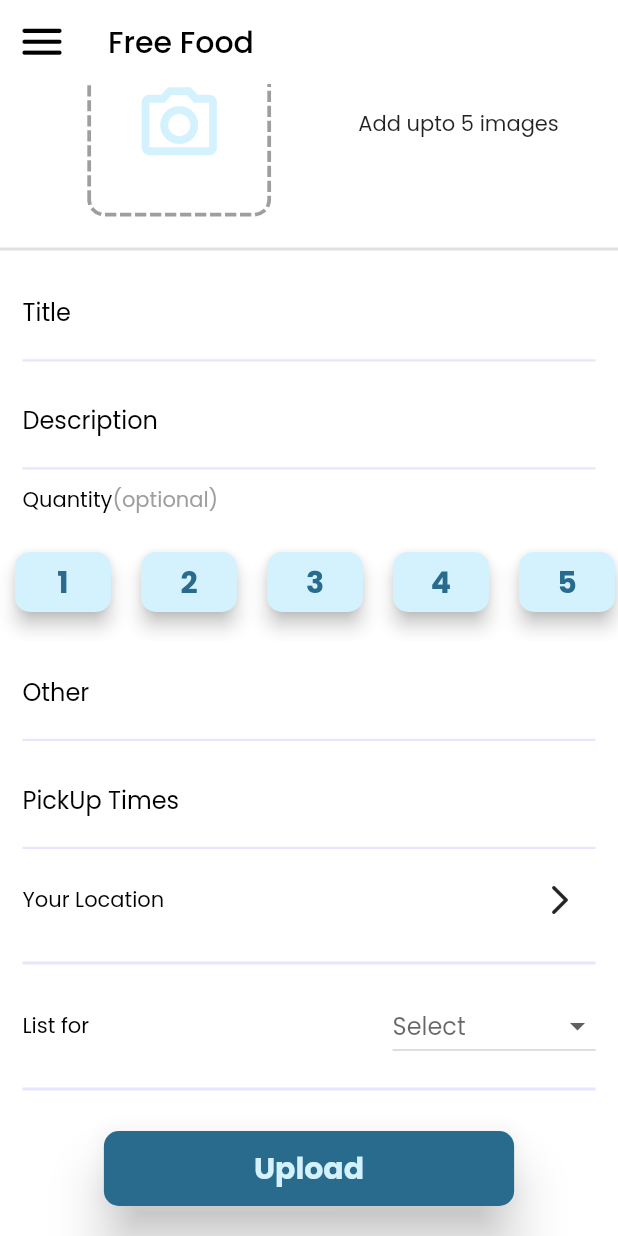
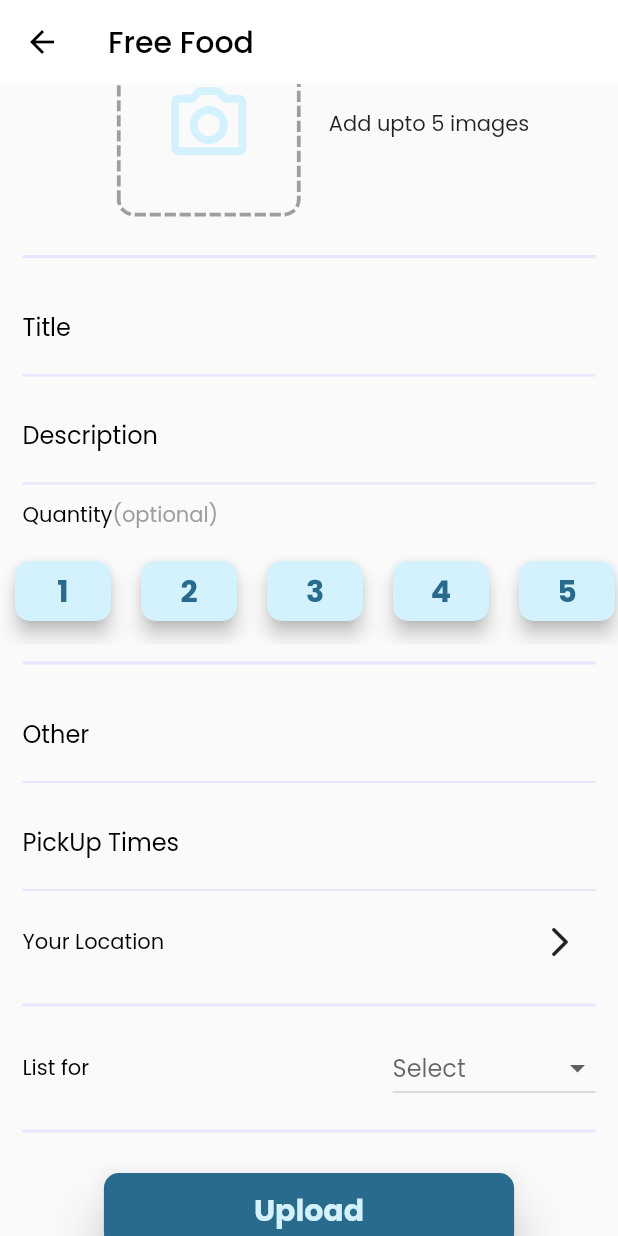
Before and after one commit to hashanranasinghe/food-care-app, a Flutter app: the AddFoodPostScreen screen opened directly, scrolled down 48 dp, on a phone screen of 412 x 824 dp. Run offline on Flutter 3.47's test engine with Material 2 defaults, Android fonts, the phone set to English and light mode, and no system bars; our stand-ins replace awesome_dialog, curved_navigation_bar, expandable_text, flutter_secure_storage, image_picker, path_drawing; accounts and stored records are empty.

Commit message:
food post create

```diff
--- a/lib/screens/add_food_post_screen.dart
+++ b/lib/screens/add_food_post_screen.dart
@@ -1,16 +1,24 @@
+
+
 import 'package:flutter/material.dart';
+import 'package:food_care/services/navigations.dart';
+
 
 import 'package:food_care/view%20models/food%20post%20view/food_post_add_view_model.dart';
 import 'package:food_care/view%20models/food%20post%20view/food_post_list_view_model.dart';
+import 'package:food_care/view%20models/userViewModel.dart';
 
-import 'package:food_care/widgets/app_bar.dart';
-import 'package:food_care/widgets/dash_line.dart';
+
+import 'package:food_care/widgets/divider.dart';
+import 'package:food_care/widgets/quantity_row.dart';
 import 'package:image_picker/image_picker.dart';
 import 'package:provider/provider.dart';
 
+import '../models/foodPostModel.dart';
 import '../services/validate_handeler.dart';
 import '../widgets/Gtextformfiled.dart';
 import '../widgets/buttons.dart';
+import '../widgets/show_images.dart';
 
 class AddFoodPostScreen extends StatefulWidget {
   const AddFoodPostScreen({Key? key}) : super(key: key);
@@ -37,7 +45,7 @@ class _AddFoodPostScreenState extends State<AddFoodPostScreen> {
   String description = "";
   String other = "";
   String pickUpTimes = "";
-  String imagePath = "";
+  List<String> imagePaths = [];
 
   TextEditingController titleController = TextEditingController();
   TextEditingController descriptionController = TextEditingController();
@@ -45,7 +53,7 @@ class _AddFoodPostScreenState extends State<AddFoodPostScreen> {
   TextEditingController pickUptimesController = TextEditingController();
 
   String? _selectedDay;
-  List<String> _days = [
+  final List<String> _days = [
     'Until midnight',
     '1 hour',
     '2 hours',
@@ -61,47 +69,64 @@ class _AddFoodPostScreenState extends State<AddFoodPostScreen> {
     '1 week',
   ];
 
+  final List<String> quantities = ['1', '2', '3', '4', '5'];
+
   final _form = GlobalKey<FormState>();
 
   @override
   Widget build(BuildContext context) {
     final vm = Provider.of<FoodPostAddViewModel>(context);
-    return AppBarWidget(
-        text: "Free Food",
-        widget: SingleChildScrollView(
+    return Scaffold(
+      appBar: AppBar(
+        backgroundColor: Colors.white,
+        elevation: 0.0,
+        iconTheme: IconThemeData(color: Colors.black),
+        title: Text(
+          "Free Food",
+          style: TextStyle(color: Colors.black),
+        ),
+      ),
+      body: Form(
+          key: _form,
+          child:
+              Consumer<UserViewModel>(builder: (context, userViewModel, child) {
+            if (userViewModel.user == null) {
+              userViewModel.getCurrentUser();
+              return const Center(child: CircularProgressIndicator());
+            } else {
+              return SingleChildScrollView(
                 child: Column(
                   mainAxisAlignment: MainAxisAlignment.center,
                   children: [
-              Row(
-                mainAxisAlignment: MainAxisAlignment.spaceEvenly,
-                children: [
-                  Padding(
-                    padding: const EdgeInsets.symmetric(
-                        vertical: 15, horizontal: 20),
-                    child: GestureDetector(
-                      onTap: (){
-                        showDialog(
-                          context: context,
-                          builder: (BuildContext context) {
-                            return _takeImage(context);
+                    ShowImages(
+                        imagePaths: imagePaths,
+                        galleryOnPress: () async {
+                          final pickedFiles =
+                              await ImagePicker().pickMultiImage(
+                            maxWidth: 800,
+                            imageQuality: 80,
+                          );
+                          if (pickedFiles != null) {
+                            setState(() {
+                              imagePaths.addAll(pickedFiles
+                                  .map((file) => file.path)
+                                  .toList());
+                            });
+                            print(imagePaths);
+                            Navigator.pop(context);
+                          }
                         },
-                        );
-                      },
-                      child: DashedSquare(
-                        size: 120,
-                        strokeWidth: 2.5,
-                        borderRadius: 10,
-                        icon: Icons.camera_alt_outlined,
-                        iconSize: 60,
-                      ),
-                    ),
-                  ),
-                  Text("Add upto 5 images"),
-                ],
-              ),
-              Divider(
-                thickness: 2,
-              ),
+                        cameraOnPress: () async {
+                          final pickedFile = await ImagePicker()
+                              .getImage(source: ImageSource.camera);
+                          if (pickedFile != null) {
+                            setState(() {
+                              imagePaths.add(pickedFile.path);
+                            });
+                            Navigator.pop(context);
+                          }
+                        }),
+                    const DividerWidget(),
                     Gtextformfiled(
                         label: "Title",
                         onchange: (text) {
@@ -127,8 +152,8 @@ class _AddFoodPostScreenState extends State<AddFoodPostScreen> {
                         },
                         controller: descriptionController),
                     Padding(
-                padding:
-                    const EdgeInsets.symmetric(horizontal: 15, vertical: 5),
+                      padding: const EdgeInsets.symmetric(
+                          horizontal: 15, vertical: 5),
                       child: Row(
                         children: [
                           Text(
@@ -142,82 +167,21 @@ class _AddFoodPostScreenState extends State<AddFoodPostScreen> {
                         ],
                       ),
                     ),
-              SingleChildScrollView(
-                scrollDirection: Axis.horizontal,
-                child: Row(
-                  mainAxisAlignment: MainAxisAlignment.spaceBetween,
-                  children: [
-                    ColorChangeButton(
-                      onpress: () {
+                    QuantityRow(
+                        quantities: quantities,
+                        function: (index) {
                           setState(() {
-                          vm.quantity = "1";
+                            vm.quantity = quantities[index];
                           });
-                      },
-                      text: "1",
-                      ptop: 5,
-                      pbottom: 5,
-                      pleft: 25,
-                      pright: 25,
-                    ),
-                    ColorChangeButton(
-                      onpress: () {
-                        setState(() {
-                          vm.quantity = "2";
-                        });
-                      },
-                      text: "2",
-                      ptop: 5,
-                      pbottom: 5,
-                      pleft: 25,
-                      pright: 25,
-                    ),
-                    ColorChangeButton(
-                      onpress: () {
-                        setState(() {
-                          vm.quantity = "3";
-                        });
-                      },
-                      text: "3",
-                      ptop: 5,
-                      pbottom: 5,
-                      pleft: 25,
-                      pright: 25,
-                    ),
-                    ColorChangeButton(
-                      onpress: () {
-                        setState(() {
-                          vm.quantity = "4";
-                        });
-                      },
-                      text: "4",
-                      ptop: 5,
-                      pbottom: 5,
-                      pleft: 25,
-                      pright: 25,
-                    ),
-                    ColorChangeButton(
-                      onpress: () {
-                        setState(() {
-                          vm.quantity = "5";
-                        });
-                      },
-                      text: "5",
-                      ptop: 5,
-                      pbottom: 5,
-                      pleft: 25,
-                      pright: 25,
-                    ),
-                  ],
-                ),
-              ),
+                          print(vm.quantity);
+                        }),
+                    const DividerWidget(),
                     Gtextformfiled(
                         label: "Other",
                         onchange: (text) {
                           vm.other = text;
                         },
-                  valid: (text) {
-                    return Validater.genaralvalid(text!);
-                  },
+                        valid: (text) {},
                         save: (text) {
                           other = text!;
                         },
@@ -235,8 +199,8 @@ class _AddFoodPostScreenState extends State<AddFoodPostScreen> {
                         },
                         controller: pickUptimesController),
                     Padding(
-                padding:
-                    const EdgeInsets.symmetric(horizontal: 15, vertical: 5),
+                      padding: const EdgeInsets.symmetric(
+                          horizontal: 15, vertical: 5),
                       child: Row(
                         mainAxisAlignment: MainAxisAlignment.spaceBetween,
                         children: [
@@ -250,17 +214,10 @@ class _AddFoodPostScreenState extends State<AddFoodPostScreen> {
                         ],
                       ),
                     ),
+                    const DividerWidget(),
                     Padding(
-                padding:
-                    const EdgeInsets.symmetric(horizontal: 15, vertical: 5),
-                child: Divider(
-                  thickness: 2,
-                  color: Color(0xFFE3E3E3FF),
-                ),
-              ),
-              Padding(
-                padding:
-                    const EdgeInsets.symmetric(horizontal: 15, vertical: 5),
+                      padding: const EdgeInsets.symmetric(
+                          horizontal: 15, vertical: 5),
                       child: Row(
                         mainAxisAlignment: MainAxisAlignment.spaceBetween,
                         children: [
@@ -272,28 +229,24 @@ class _AddFoodPostScreenState extends State<AddFoodPostScreen> {
                         ],
                       ),
                     ),
-              Padding(
-                padding:
-                    const EdgeInsets.symmetric(horizontal: 15, vertical: 5),
-                child: Divider(
-                  thickness: 2,
-                  color: Color(0xFFE3E3E3FF),
-                ),
-              ),
+                    const DividerWidget(),
                     Padding(
                       padding: const EdgeInsets.only(bottom: 20),
                       child: Genaralbutton(
                         pleft: 100,
                         pright: 100,
                         onpress: () {
-                    vm.listDays = _selectedDay.toString();
+                          uploadAPost(vm: vm, author: userViewModel.user!.name);
                         },
                         text: "Upload",
                       ),
                     ),
                   ],
                 ),
-        ));
+              );
+            }
+          })),
+    );
   }
 
   _getDropDown() {
@@ -314,76 +267,18 @@ class _AddFoodPostScreenState extends State<AddFoodPostScreen> {
     );
   }
 
-  Widget _takeImage(BuildContext context) {
-    return Dialog(
-      shape: RoundedRectangleBorder(
-        borderRadius: BorderRadius.circular(10),
-      ),
-      elevation: 0.0,
-      backgroundColor: Colors.transparent,
-      child: Column(
-        mainAxisAlignment: MainAxisAlignment.center,
-        children: [
-          Container(
-            padding: EdgeInsets.all(16),
-            decoration: BoxDecoration(
-              color: Colors.white,
-              borderRadius: BorderRadius.circular(10),
-            ),
-            child: Column(
-              mainAxisSize: MainAxisSize.min,
-              children: [
-                InkWell(
-                  onTap: () async {
-                    final pickedFile = await ImagePicker()
-                        .getImage(source: ImageSource.camera);
-                    print(pickedFile!.path);
+  void uploadAPost(
+      {required FoodPostAddViewModel vm, required String author}) async {
+    if (_form.currentState!.validate()) {
       setState(() {
-                      imagePath = pickedFile.path;
+        vm.listDays = _selectedDay.toString();
+        vm.imageUrls = imagePaths;
+        vm.author = author;
+        vm.location = Location(lan: '2', lon: '2');
       });
-                    Navigator.pop(context);
-                  },
-                  child: Container(
-                    padding: EdgeInsets.all(8),
-                    child: Row(
-                      children: [
-                        Icon(Icons.camera_alt),
-                        SizedBox(width: 8),
-                        Text("Take a picture"),
-                      ],
-                    ),
-                  ),
-                ),
-                SizedBox(height: 16),
-                InkWell(
-                  onTap: () async {
-                    final pickedFile = await ImagePicker()
-                        .getImage(source: ImageSource.gallery);
-                    print(pickedFile!.path);
-
-                    setState(() {
-                      imagePath = pickedFile.path;
-                      print(imagePath);
-                    });
-
-                    Navigator.pop(context);
-                  },
-                  child: Container(
-                    padding: EdgeInsets.all(8),
-                    child: Row(
-                      children: [
-                        Icon(Icons.photo_library),
-                        SizedBox(width: 8),
-                        Text("Choose from gallery"),
-                      ],
-                    ),
-                  ),
-                ),
-              ],
-            ),
-          ),
-        ],
-      ),
-    );
+      await _foodPostAddViewModel.saveFoodPost();
+      await _foodPostListViewModel.getAllFoodPosts();
+      openHome(context);
     }
   }
+}
--- a/lib/services/api services/food_api_services.dart
+++ b/lib/services/api services/food_api_services.dart
@@ -36,6 +36,7 @@ class FoodApiServices {
       String? token = await StoreToken.getToken();
       request.headers.addAll({'Authorization': 'Bearer $token'});
       request.fields['title'] = food.title;
+      request.fields['author'] = food.author.toString();
       request.fields['description'] = food.description;
       request.fields['quantity'] = food.quantity.toString();
       request.fields['other'] = food.other.toString();
@@ -45,7 +46,7 @@ class FoodApiServices {
       request.fields['location[lon]'] = food.location.lon.toString();
       for (var file in food.imageUrls) {
         request.files
-            .add(await http.MultipartFile.fromPath('imageUrls', file.path));
+            .add(await http.MultipartFile.fromPath('imageUrls', file));
       }
       var response = await request.send();
       if (response.statusCode == 200) {
--- a/lib/utils/config.dart
+++ b/lib/utils/config.dart
@@ -33,4 +33,10 @@ class Config {
 
   //food
   static const String getFoodPosts = "/api/food";
+
+  //image
+  static String imageUrl({required String imageUrl}) {
+    String url = 'http://${'$apiURL\\$imageUrl'}'.replaceAll('\\', '/');
+    return url;
+  }
 }
--- a/lib/view models/food post view/food_post_add_view_model.dart
+++ b/lib/view models/food post view/food_post_add_view_model.dart
@@ -20,6 +20,7 @@ class FoodPostAddViewModel extends ChangeNotifier {
 
   Future<void> saveFoodPost() async {
     final foodPost = Food(
+        author: author,
         title: title,
         description: description,
         quantity: quantity,
@@ -30,6 +31,7 @@ class FoodPostAddViewModel extends ChangeNotifier {
         createdAt: DateTime.now(),
         updatedAt: DateTime.now());
     await FoodApiServices.createFoodPost(food: foodPost);
+    print(foodPost);
     notifyListeners();
   }
 }
--- a/lib/view models/food post view/food_post_view_model.dart
+++ b/lib/view models/food post view/food_post_view_model.dart
@@ -8,6 +8,11 @@ class FoodPostViewModel {
   String? get id {
     return food.id;
   }
+
+  String? get author {
+    return food.author;
+  }
+
 
   String? get userId {
     return food.userId;
--- /dev/null
+++ b/lib/widgets/divider.dart
@@ -0,0 +1,16 @@
+import 'package:flutter/material.dart';
+
+class DividerWidget extends StatelessWidget {
+  const DividerWidget({Key? key}) : super(key: key);
+
+  @override
+  Widget build(BuildContext context) {
+    return const Padding(
+      padding: EdgeInsets.symmetric(horizontal: 15, vertical: 5),
+      child: Divider(
+        thickness: 2,
+        color: Color(0xFFE3E3E3FF),
+      ),
+    );
+  }
+}
--- a/lib/widgets/forum_post.dart
+++ b/lib/widgets/forum_post.dart
@@ -1,6 +1,5 @@
 import 'package:flutter/material.dart';
 import 'package:flutter/widgets.dart';
-import 'package:food_care/screens/add_forum_screen.dart';
 import 'package:food_care/services/api%20services/forum_api_services.dart';
 import 'package:food_care/services/api%20services/forums_comment_api_services.dart';
 import 'package:food_care/services/navigations.dart';
@@ -202,9 +201,8 @@ class _ForumPostState extends State<ForumPost> {
                       ? Container()
                       : SizedBox(
                           height: 500,
-                          child: Image.network(
-                              'http://${'${Config.apiURL}\\${forum.imageUrl}'}'
-                                  .replaceAll('\\', '/'))),
+                          child: Image.network(Config.imageUrl(
+                              imageUrl: forum.imageUrl.toString()))),
                   // ignore: prefer_const_constructors
                   Padding(
                     padding: const EdgeInsets.only(
--- /dev/null
+++ b/lib/widgets/quantity_row.dart
@@ -0,0 +1,35 @@
+import 'package:flutter/material.dart';
+
+import 'buttons.dart';
+
+class QuantityRow extends StatelessWidget {
+  final List<String> quantities;
+  final Function(int) function;
+  const QuantityRow(
+      {Key? key, required this.quantities, required this.function})
+      : super(key: key);
+
+  @override
+  Widget build(BuildContext context) {
+    return SizedBox(
+      height: 70,
+      child: ListView.builder(
+        scrollDirection: Axis.horizontal,
+        itemCount: quantities.length,
+        itemBuilder: (context, index) {
+          final quantity = quantities[index];
+          return ColorChangeButton(
+            onpress: () {
+              function(index);
+            },
+            text: quantity,
+            ptop: 5,
+            pbottom: 5,
+            pleft: 25,
+            pright: 25,
+          );
+        },
+      ),
+    );
+  }
+}
--- /dev/null
+++ b/lib/widgets/show_images.dart
@@ -0,0 +1,84 @@
+import 'dart:io';
+import 'package:flutter/material.dart';
+import 'package:food_care/widgets/take_images.dart';
+
+import 'dash_line.dart';
+
+class ShowImages extends StatelessWidget {
+  final List<String> imagePaths;
+  final Function galleryOnPress;
+  final Function cameraOnPress;
+  const ShowImages(
+      {Key? key,
+      required this.imagePaths,
+      required this.galleryOnPress,
+      required this.cameraOnPress})
+      : super(key: key);
+
+  @override
+  Widget build(BuildContext context) {
+    return SingleChildScrollView(
+      scrollDirection: Axis.horizontal,
+      child: Row(
+        mainAxisAlignment: MainAxisAlignment.spaceEvenly,
+        children: [
+          if (imagePaths.isEmpty) ...[
+            Container()
+          ] else ...[
+            _showImages(imagePaths: imagePaths)
+          ],
+          Padding(
+            padding: const EdgeInsets.symmetric(vertical: 15, horizontal: 20),
+            child: GestureDetector(
+              onTap: () {
+                showDialog(
+                  context: context,
+                  builder: (BuildContext context) {
+                    return TakeImages(galleryOnPress: () async {
+                      await galleryOnPress();
+                    }, cameraOnPress: () async {
+                      await cameraOnPress();
+                    });
+                  },
+                );
+              },
+              child: DashedSquare(
+                size: 120,
+                strokeWidth: 2.5,
+                borderRadius: 10,
+                icon: Icons.camera_alt_outlined,
+                iconSize: 60,
+              ),
+            ),
+          ),
+          Text("Add upto 5 images"),
+        ],
+      ),
+    );
+  }
+
+  Widget _showImages({required List<String> imagePaths}) {
+    return SizedBox(
+      height: 160,
+      child: ListView.builder(
+        shrinkWrap: true,
+        scrollDirection: Axis.horizontal,
+        itemCount: imagePaths.length,
+        itemBuilder: (BuildContext context, int index) {
+          final image = imagePaths[index];
+          return Padding(
+            padding: const EdgeInsets.all(8.0),
+            child: Container(
+              width: 140.0,
+              height: 140.0,
+              decoration: BoxDecoration(
+                  borderRadius: BorderRadius.circular(10),
+                  image: DecorationImage(
+                      image: FileImage(File(image)), fit: BoxFit.cover)),
+            ),
+          );
+        },
+      ),
+    );
+  }
+}
```
Also changed, not shown: lib/screens/add_forum_screen.dart (+17 -10 lines), lib/screens/home_screen.dart (+11 -6 lines), lib/services/navigations.dart (+29 -12 lines), lib/widgets/food_post.dart (+12 -4 lines), lib/widgets/take_images.dart (added, +68 -0 lines). Lines whose indentation alone changed are shown as unchanged.
